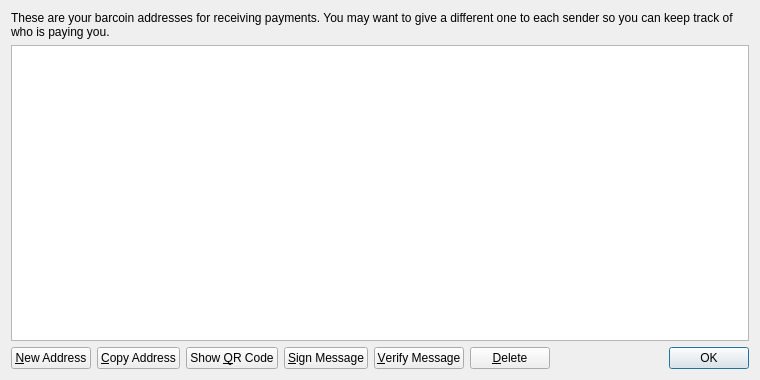
This is src/qt/forms/addressbookpage.ui in ProPoint/RickCoin as Qt 5 draws it before an edit. The edited form follows.
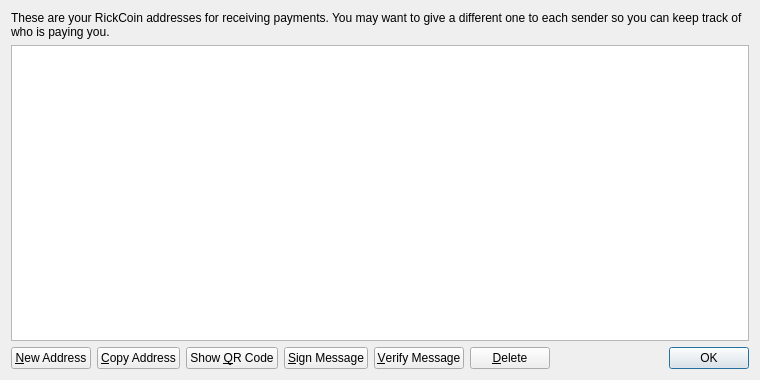
This is the edited form. Icons and pictures are not drawn.

Diff of the .ui file:
```diff
--- a/src/qt/forms/addressbookpage.ui
+++ b/src/qt/forms/addressbookpage.ui
@@ -17,7 +17,7 @@
    <item>
     <widget class="QLabel" name="labelExplanation">
      <property name="text">
-      <string>These are your barcoin addresses for receiving payments. You may want to give a different one to each sender so you can keep track of who is paying you.</string>
+      <string>These are your RickCoin addresses for receiving payments. You may want to give a different one to each sender so you can keep track of who is paying you.</string>
      </property>
      <property name="textFormat">
       <enum>Qt::PlainText</enum>
```
